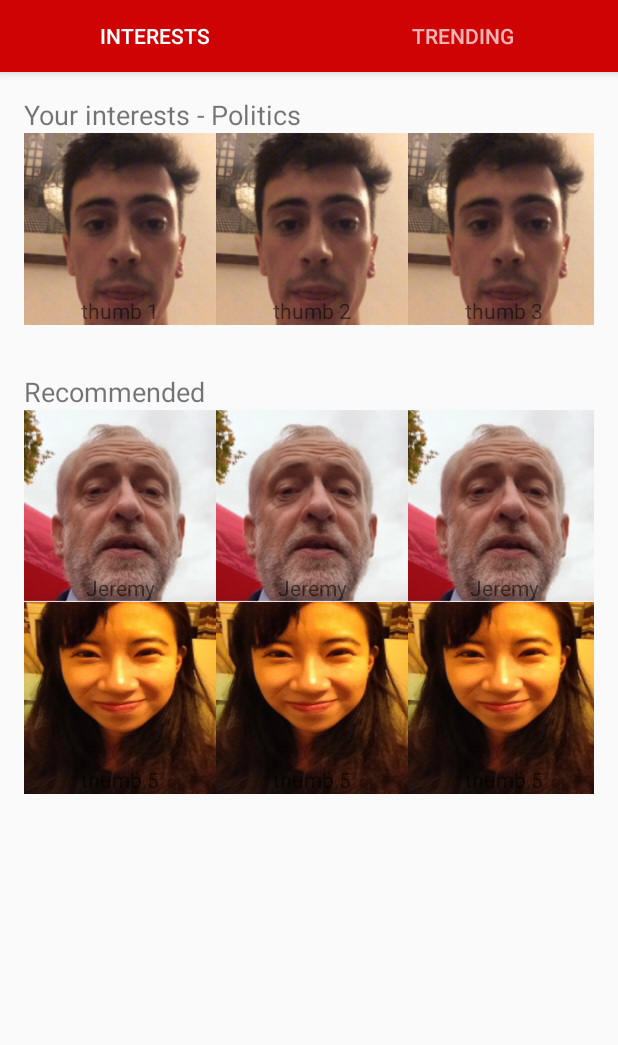
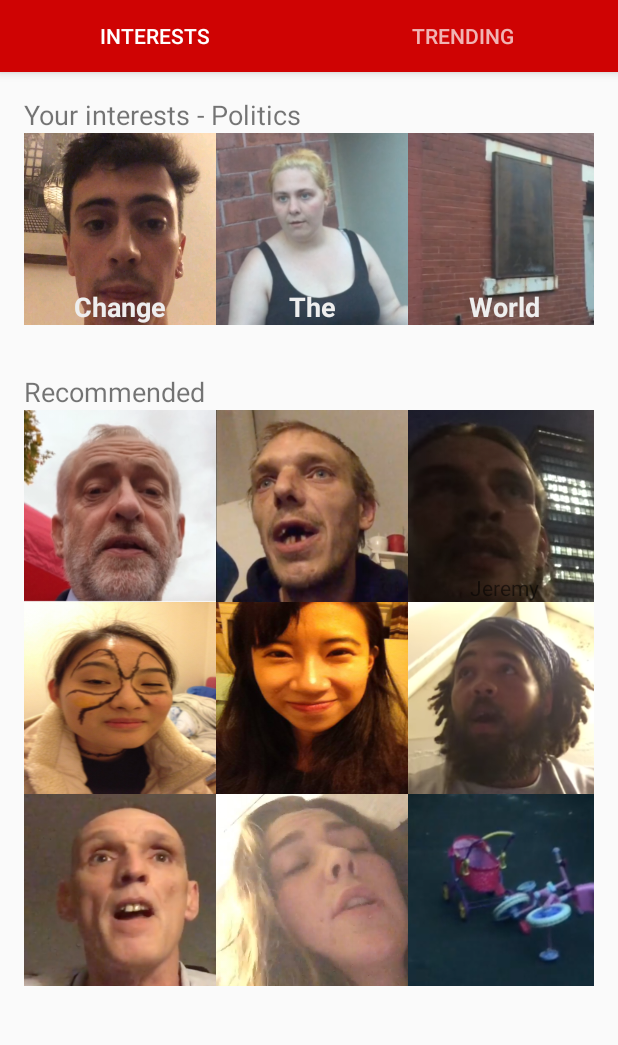
Before and after one commit to libertyapps/hacktivism, an Android app: the screen it shows after launch (MainActivity), on a phone screen of 412 x 824 dp, the part 96-1141 px from its top. Run offline under Robolectric (Android 15) with nearby library versions, the phone set to English and light mode, and no system bars.

Commit message:
All thumbnail images

```diff
--- a/app/src/main/java/uk/co/libertyapps/hacktivism/ScrollingActivity.java
+++ b/app/src/main/java/uk/co/libertyapps/hacktivism/ScrollingActivity.java
@@ -45,7 +45,7 @@ public class ScrollingActivity extends AppCompatActivity {
     @Override
     public boolean onCreateOptionsMenu(Menu menu) {
         // Inflate the menu; this adds items to the action bar if it is present.
-        getMenuInflater().inflate(R.menu.menu_scrolling, menu);
+ //       getMenuInflater().inflate(R.menu.menu_scrolling, menu);
         return true;
     }
 
--- a/app/src/main/res/layout/activity_scrolling.xml
+++ b/app/src/main/res/layout/activity_scrolling.xml
@@ -5,6 +5,7 @@
     android:layout_width="match_parent"
     android:layout_height="match_parent"
     android:fitsSystemWindows="true"
+    android:background="@android:color/black"
     tools:context="uk.co.libertyapps.hacktivism.ScrollingActivity">
 
     <android.support.design.widget.AppBarLayout
--- a/app/src/main/res/layout/content_scrolling.xml
+++ b/app/src/main/res/layout/content_scrolling.xml
@@ -3,7 +3,7 @@
     xmlns:app="http://schemas.android.com/apk/res-auto"
     xmlns:tools="http://schemas.android.com/tools"
     android:layout_width="match_parent"
-    android:layout_height="match_parent"
+    android:layout_height="wrap_content"
     app:layout_behavior="@string/appbar_scrolling_view_behavior"
     tools:context="uk.co.libertyapps.hacktivism.ScrollingActivity"
     tools:showIn="@layout/activity_scrolling">
@@ -11,7 +11,7 @@
 
     <VideoView
         android:layout_width="match_parent"
-        android:layout_height="match_parent"
+        android:layout_height="wrap_content"
         android:id="@+id/videoView" />
 
 </LinearLayout>
--- a/app/src/main/res/layout/fragment_main.xml
+++ b/app/src/main/res/layout/fragment_main.xml
@@ -28,9 +28,11 @@
             <TextView
                 android:layout_height="128dp"
                 android:layout_width="128dp"
-                android:background="@drawable/thumb"
-                android:text="thumb 1"
-                android:color="#fff"
+                android:background="@drawable/thumb0"
+                android:text="Change"
+                android:textStyle="bold"
+                android:textSize="18sp"
+                android:textColor="#eee"
                 android:onClick="loadVideo"
                 android:gravity="bottom"
                 android:textAlignment="center" />
@@ -38,9 +40,11 @@
             <TextView
                 android:layout_height="128dp"
                 android:layout_width="128dp"
-                android:background="@drawable/thumb"
-                android:text="thumb 2"
-                android:color="#fff"
+                android:background="@drawable/thumb1"
+                android:text="The"
+                android:textStyle="bold"
+                android:textSize="18sp"
+                android:textColor="#eee"
                 android:onClick="loadVideo"
                 android:gravity="bottom"
                 android:textAlignment="center" />
@@ -48,9 +52,11 @@
             <TextView
                 android:layout_height="128dp"
                 android:layout_width="128dp"
-                android:background="@drawable/thumb"
-                android:text="thumb 3"
-                android:color="#fff"
+                android:background="@drawable/thumb2"
+                android:text="World"
+                android:textStyle="bold"
+                android:textSize="18sp"
+                android:textColor="#eee"
                 android:onClick="loadVideo"
                 android:gravity="bottom"
                 android:textAlignment="center" />
@@ -74,8 +80,6 @@
                 android:layout_height="128dp"
                 android:layout_width="128dp"
                 android:background="@drawable/jeremy"
-                android:text="Jeremy"
-                android:color="#fff"
                 android:onClick="loadVideoB"
                 android:gravity="bottom"
                 android:textAlignment="center" />
@@ -83,9 +87,7 @@
             <TextView
                 android:layout_height="128dp"
                 android:layout_width="128dp"
-                android:background="@drawable/jeremy"
-                android:text="Jeremy"
-                android:color="#fff"
+                android:background="@drawable/thumb4"
                 android:onClick="loadVideoB"
                 android:gravity="bottom"
                 android:textAlignment="center"
@@ -94,7 +96,7 @@
             <TextView
                 android:layout_height="128dp"
                 android:layout_width="128dp"
-                android:background="@drawable/jeremy"
+                android:background="@drawable/thumb5"
                 android:text="Jeremy"
                 android:color="#fff"
                 android:onClick="loadVideoB"
@@ -113,9 +115,7 @@
             <TextView
                 android:layout_height="128dp"
                 android:layout_width="128dp"
-                android:background="@drawable/helifriend"
-                android:text="thumb 5"
-                android:color="#fff"
+                android:background="@drawable/heli"
                 android:onClick="loadVideo"
                 android:gravity="bottom"
                 android:textAlignment="center" />
@@ -124,8 +124,6 @@
                 android:layout_height="128dp"
                 android:layout_width="128dp"
                 android:background="@drawable/helifriend"
-                android:text="thumb 5"
-                android:color="#fff"
                 android:onClick="loadVideo"
                 android:gravity="bottom"
                 android:textAlignment="center" />
@@ -133,19 +131,42 @@
             <TextView
                 android:layout_height="128dp"
                 android:layout_width="128dp"
-                android:background="@drawable/helifriend"
-                android:text="thumb 5"
-                android:color="#fff"
+                android:background="@drawable/thumb6"
                 android:onClick="loadVideo"
                 android:gravity="bottom"
                 android:textAlignment="center" />
 
         </TableRow>
         <!-- 3 columns -->
+        <!-- 3 columns -->
         <TableRow
             android:id="@+id/tableRow4"
             android:layout_width="match_parent"
             android:layout_height="wrap_content">
+
+            <TextView
+                android:layout_height="128dp"
+                android:layout_width="128dp"
+                android:background="@drawable/thumb7"
+                android:onClick="loadVideo"
+                android:gravity="bottom"
+                android:textAlignment="center" />
+
+            <TextView
+                android:layout_height="128dp"
+                android:layout_width="128dp"
+                android:background="@drawable/thumb8"
+                android:onClick="loadVideo"
+                android:gravity="bottom"
+                android:textAlignment="center" />
+
+            <TextView
+                android:layout_height="128dp"
+                android:layout_width="128dp"
+                android:background="@drawable/thumb3"
+                android:onClick="loadVideo"
+                android:gravity="bottom"
+                android:textAlignment="center" />
 
         </TableRow>
 
```
Also changed, not shown: app/src/main/res/drawable/cosign.png (added), app/src/main/res/drawable/thumb0.png (added), app/src/main/res/drawable/thumb1.png (added), app/src/main/res/drawable/thumb2.png (added), app/src/main/res/drawable/thumb3.png (added), app/src/main/res/drawable/thumb4.png (added), app/src/main/res/drawable/thumb5.png (added), app/src/main/res/drawable/thumb6.png (added), app/src/main/res/drawable/thumb7.png (added), app/src/main/res/drawable/thumb8.png (added).
